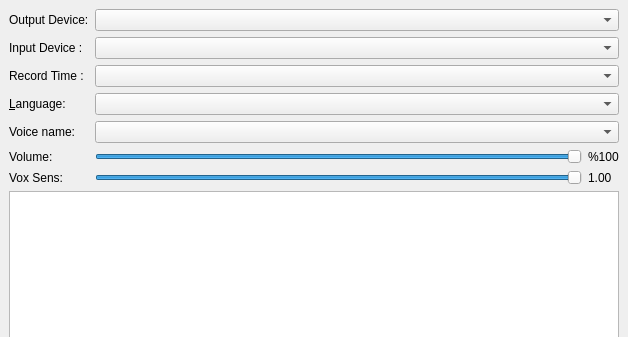
takyonxxx/Artificial_Intelligence, file ai.ui: the form before one commit; both pictures show x 0 to 628 and y 0 to 337 of the 628 by 599 pixel window.
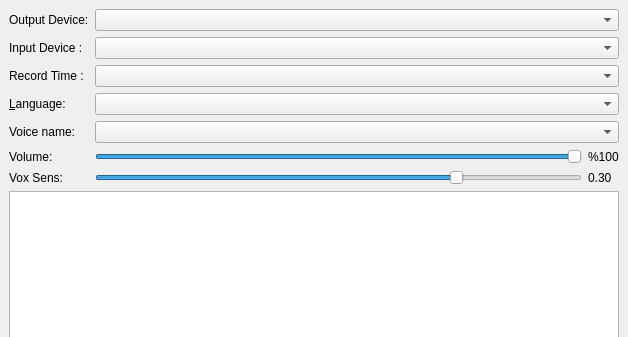
The form after the commit.

The edit to the form file:
```diff
--- a/ai.ui
+++ b/ai.ui
@@ -165,10 +165,10 @@
          <number>20</number>
         </property>
         <property name="value">
-         <number>100</number>
+         <number>75</number>
         </property>
         <property name="sliderPosition">
-         <number>100</number>
+         <number>75</number>
         </property>
         <property name="orientation">
          <enum>Qt::Horizontal</enum>
@@ -178,7 +178,7 @@
       <item row="6" column="2">
        <widget class="QLabel" name="labelVoxSensivityInfo">
         <property name="text">
-         <string>1.00</string>
+         <string>0.30</string>
         </property>
        </widget>
       </item>
```
